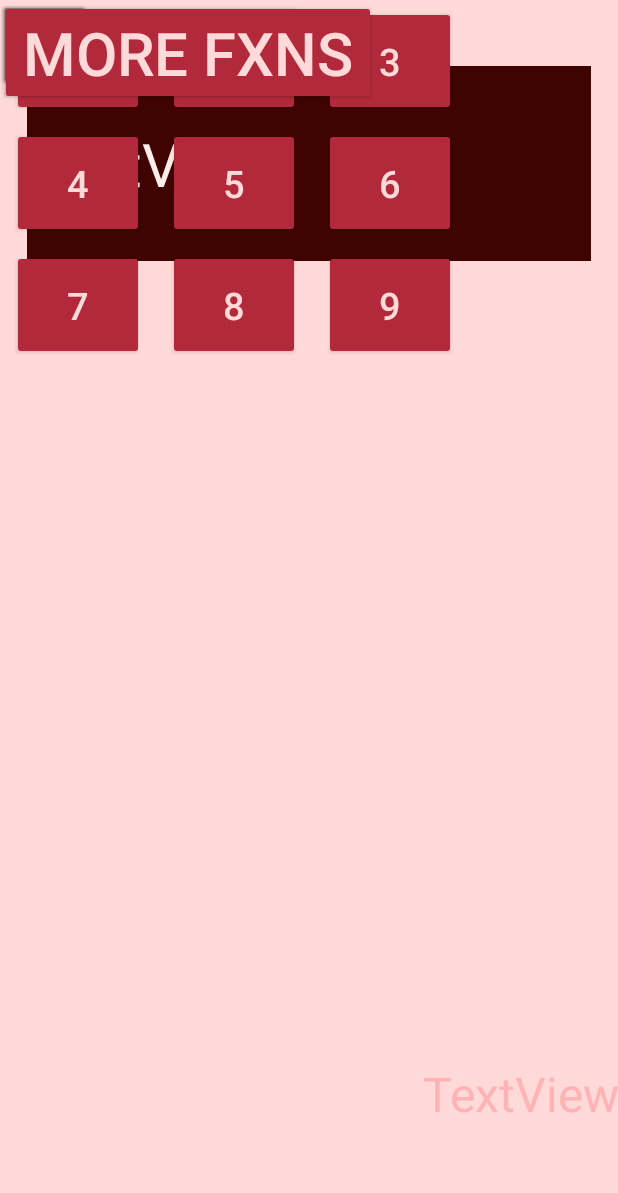
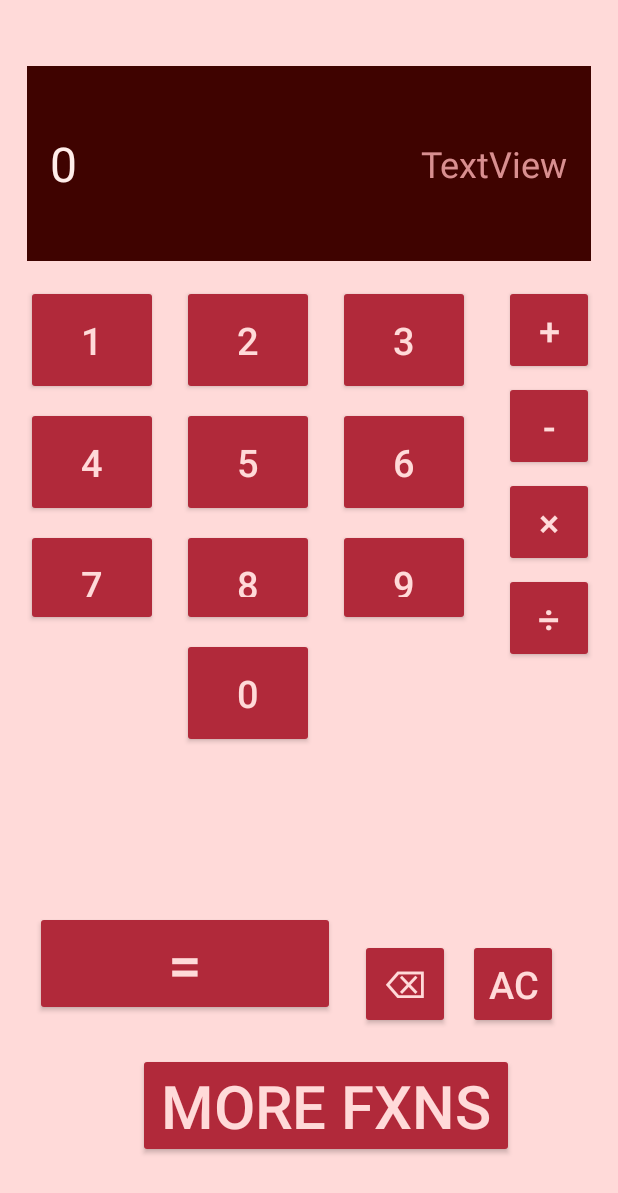
Before and after one commit to Tal1762/CalculatorAppTalluri, an Android app: the screen it shows after launch (MainActivity), on a phone screen of 412 x 824 dp. Shown: the top 1193 px of the screen. Run offline under Robolectric (Android 15) with nearby library versions, the phone set to English and light mode, and no system bars.

Commit message:
layout done, starting button functionality

```diff
--- a/app/src/main/java/com/example/calculatorapptalluri/MainActivity.java
+++ b/app/src/main/java/com/example/calculatorapptalluri/MainActivity.java
@@ -3,6 +3,10 @@ package com.example.calculatorapptalluri;
 import androidx.appcompat.app.AppCompatActivity;
 
 import android.os.Bundle;
+import android.view.View;
+import android.widget.TextView;
+
+import org.w3c.dom.Text;
 
 public class MainActivity extends AppCompatActivity {
 
@@ -11,4 +15,84 @@ public class MainActivity extends AppCompatActivity {
         super.onCreate(savedInstanceState);
         setContentView(R.layout.activity_main);
     }
+
+    public void number1Input(View v){
+        TextView inputTV = findViewById(R.id.inputView);
+        if (inputTV.getText().equals("0")){
+            inputTV.setText("1");
+        }
+        inputTV.setText(inputTV.getText() + "1");
+    }
+
+    public void number2Input(View v){
+        TextView inputTV = findViewById(R.id.inputView);
+        if (inputTV.getText().equals("0")){
+            inputTV.setText("2");
+        }
+        inputTV.setText(inputTV.getText() + "2");
+    }
+
+    public void number3Input(View v){
+        TextView inputTV = findViewById(R.id.inputView);
+        if (inputTV.getText().equals("0")){
+            inputTV.setText("3");
+        }
+        inputTV.setText(inputTV.getText() + "3");
+    }
+
+    public void number4Input(View v){
+        TextView inputTV = findViewById(R.id.inputView);
+        if (inputTV.getText().equals("0")){
+            inputTV.setText("4");
+        }
+        inputTV.setText(inputTV.getText() + "4");
+    }
+
+    public void number5Input(View v){
+        TextView inputTV = findViewById(R.id.inputView);
+        if (inputTV.getText().equals("0")){
+            inputTV.setText("5");
+        }
+        inputTV.setText(inputTV.getText() + "5");
+    }
+
+    public void number6Input(View v){
+        TextView inputTV = findViewById(R.id.inputView);
+        if (inputTV.getText().equals("0")){
+            inputTV.setText("6");
+        }
+        inputTV.setText(inputTV.getText() + "6");
+    }
+
+    public void number7Input(View v){
+        TextView inputTV = findViewById(R.id.inputView);
+        if (inputTV.getText().equals("0")){
+            inputTV.setText("7");
+        }
+        inputTV.setText(inputTV.getText() + "7");
+    }
+
+    public void number8Input(View v){
+        TextView inputTV = findViewById(R.id.inputView);
+        if (inputTV.getText().equals("0")){
+            inputTV.setText("8");
+        }
+        inputTV.setText(inputTV.getText() + "8");
+    }
+
+    public void number9Input(View v){
+        TextView inputTV = findViewById(R.id.inputView);
+        if (inputTV.getText().equals("0")){
+            inputTV.setText("9");
+        }
+        inputTV.setText(inputTV.getText() + "9");
+    }
+
+    public void number0Input(View v){
+        TextView inputTV = findViewById(R.id.inputView);
+        if (inputTV.getText().equals("0")){
+            inputTV.setText("0");
+        }
+        inputTV.setText(inputTV.getText() + "0");
+    }
 }
--- a/app/src/main/res/layout/activity_main.xml
+++ b/app/src/main/res/layout/activity_main.xml
@@ -8,27 +8,14 @@
     tools:context=".MainActivity">
 
     <TextView
-        android:id="@+id/textView2"
-        android:layout_width="376dp"
-        android:layout_height="130dp"
-        android:layout_marginTop="664dp"
-        android:gravity="center_vertical|end"
-        android:text="TextView"
-        android:textColor="@color/md_theme_light_inversePrimary"
-        android:textSize="@dimen/hintTextSize"
-        app:layout_constraintEnd_toEndOf="parent"
-        app:layout_constraintHorizontal_bias="1.0"
-        app:layout_constraintStart_toStartOf="parent"
-        app:layout_constraintTop_toTopOf="parent" />
-
-    <TextView
-        android:id="@+id/textView"
+        android:id="@+id/inputView"
         android:layout_width="376dp"
         android:layout_height="130dp"
         android:layout_marginTop="44dp"
         android:background="@color/md_theme_light_onBackground"
         android:gravity="center_vertical"
-        android:text="TextView"
+        android:paddingStart="@dimen/padding"
+        android:text="0"
         android:textColor="@color/md_theme_light_inverseOnSurface"
         android:textSize="@dimen/viewTextSize"
         app:layout_constraintEnd_toEndOf="parent"
@@ -36,96 +23,130 @@
         app:layout_constraintStart_toStartOf="parent"
         app:layout_constraintTop_toTopOf="parent" />
 
+    <TextView
+        android:id="@+id/outputView"
+        android:paddingEnd="@dimen/padding"
+        android:layout_width="376dp"
+        android:layout_height="130dp"
+        android:layout_marginTop="44dp"
+        android:gravity="center_vertical|end"
+        android:text="TextView"
+        android:textColor="#CCFFB3B4"
+        android:textSize="@dimen/hintTextSize"
+        app:layout_constraintEnd_toEndOf="parent"
+        app:layout_constraintHorizontal_bias="0.485"
+        app:layout_constraintStart_toStartOf="parent"
+        app:layout_constraintTop_toTopOf="parent" />
+
     <TableLayout
-        android:layout_width="wrap_content"
-        android:layout_height="wrap_content"
-        app:layout_editor_absoluteY="200dp">
+        android:id="@+id/tableLayout"
+        android:layout_width="318dp"
+        android:layout_height="235dp"
+        android:layout_marginTop="12dp"
+        app:layout_constraintEnd_toStartOf="@+id/minusBtn"
+        app:layout_constraintStart_toStartOf="parent"
+        app:layout_constraintTop_toBottomOf="@+id/inputView">
 
-        <TableRow>
+        <TableRow
+            android:layout_width="match_parent"
+            android:layout_height="match_parent">
 
             <Button
-                android:id="@+id/button"
+                android:id="@+id/number1Btn"
                 style="@style/RectButton"
                 android:layout_width="wrap_content"
                 android:layout_height="wrap_content"
+                android:onClick="number1Input"
                 android:text="1"
                 tools:layout_editor_absoluteX="16dp"
                 tools:layout_editor_absoluteY="190dp" />
 
             <Button
-                android:id="@+id/button2"
+                android:id="@+id/number2Btn"
                 style="@style/RectButton"
                 android:layout_width="wrap_content"
                 android:layout_height="wrap_content"
+                android:onClick="number2Input"
                 android:text="2"
                 tools:layout_editor_absoluteX="131dp"
                 tools:layout_editor_absoluteY="190dp" />
 
             <Button
-                android:id="@+id/button3"
+                android:id="@+id/number3Btn"
                 style="@style/RectButton"
                 android:layout_width="wrap_content"
                 android:layout_height="wrap_content"
+                android:onClick="number3Input"
                 android:text="3"
                 tools:layout_editor_absoluteX="16dp"
                 tools:layout_editor_absoluteY="262dp" />
         </TableRow>
 
-        <TableRow>
+        <TableRow
+            android:layout_width="match_parent"
+            android:layout_height="match_parent">
 
             <Button
-                android:id="@+id/button4"
+                android:id="@+id/number4Btn"
                 style="@style/RectButton"
                 android:layout_width="wrap_content"
                 android:layout_height="wrap_content"
+                android:onClick="number4Input"
                 android:text="4"
                 tools:layout_editor_absoluteX="134dp"
                 tools:layout_editor_absoluteY="259dp" />
 
             <Button
-                android:id="@+id/button5"
+                android:id="@+id/number5Btn"
                 style="@style/RectButton"
                 android:layout_width="wrap_content"
                 android:layout_height="wrap_content"
+                android:onClick="number5Input"
                 android:text="5"
                 tools:layout_editor_absoluteX="231dp"
                 tools:layout_editor_absoluteY="189dp" />
 
             <Button
-                android:id="@+id/button6"
+                android:id="@+id/number6Btn"
                 style="@style/RectButton"
                 android:layout_width="wrap_content"
                 android:layout_height="wrap_content"
+                android:onClick="number6Input"
                 android:text="6"
                 tools:layout_editor_absoluteX="238dp"
                 tools:layout_editor_absoluteY="260dp" />
         </TableRow>
 
-        <TableRow>
+        <TableRow
+            android:layout_width="match_parent"
+            android:layout_height="match_parent">
 
             <Button
-                android:id="@+id/button7"
+                android:id="@+id/number7Btn"
                 style="@style/RectButton"
                 android:layout_width="wrap_content"
                 android:layout_height="wrap_content"
+                android:onClick="number7Input"
                 android:text="7"
                 tools:layout_editor_absoluteX="15dp"
                 tools:layout_editor_absoluteY="337dp" />
 
             <Button
-                android:id="@+id/button8"
+                android:id="@+id/number8Btn"
                 style="@style/RectButton"
                 android:layout_width="wrap_content"
                 android:layout_height="wrap_content"
+                android:onClick="number8Input"
                 android:text="8"
                 tools:layout_editor_absoluteX="118dp"
                 tools:layout_editor_absoluteY="335dp" />
 
             <Button
-                android:id="@+id/button9"
+                android:id="@+id/number9Btn"
                 style="@style/RectButton"
                 android:layout_width="wrap_content"
                 android:layout_height="wrap_content"
+                android:onClick="number9Input"
                 android:text="9"
                 tools:layout_editor_absoluteX="228dp"
                 tools:layout_editor_absoluteY="330dp" />
@@ -133,62 +154,92 @@
     </TableLayout>
 
     <Button
-        android:id="@+id/button13"
+        android:id="@+id/divideBtn"
         style="@style/OperatorButton"
+        android:layout_marginEnd="16dp"
         android:text="÷"
-        tools:layout_editor_absoluteX="334dp"
-        tools:layout_editor_absoluteY="378dp" />
+        app:layout_constraintEnd_toEndOf="parent"
+        app:layout_constraintTop_toBottomOf="@+id/multiplyBtn" />
 
     <Button
-        android:id="@+id/button11"
+        android:id="@+id/minusBtn"
         style="@style/OperatorButton"
+        android:layout_marginTop="4dp"
+        android:layout_marginEnd="16dp"
         android:text="-"
-        tools:layout_editor_absoluteX="334dp"
-        tools:layout_editor_absoluteY="258dp" />
+        app:layout_constraintEnd_toEndOf="parent"
+        app:layout_constraintTop_toBottomOf="@+id/plusBtn" />
 
     <Button
-        android:id="@+id/button12"
+        android:id="@+id/multiplyBtn"
         style="@style/OperatorButton"
+        android:layout_marginTop="4dp"
+        android:layout_marginEnd="16dp"
         android:text="×"
-        tools:layout_editor_absoluteX="334dp"
-        tools:layout_editor_absoluteY="318dp" />
+        app:layout_constraintEnd_toEndOf="parent"
+        app:layout_constraintTop_toBottomOf="@+id/minusBtn" />
 
     <Button
-        android:id="@+id/button10"
+        android:id="@+id/plusBtn"
         style="@style/OperatorButton"
+        android:layout_marginTop="16dp"
+        android:layout_marginEnd="16dp"
         android:text="+"
-        tools:layout_editor_absoluteX="334dp"
-        tools:layout_editor_absoluteY="198dp" />
+        app:layout_constraintEnd_toEndOf="parent"
+        app:layout_constraintTop_toBottomOf="@+id/inputView" />
 
     <Button
-        android:id="@+id/button14"
+        android:id="@+id/clearBtn"
+        style="@style/OperatorButton"
+        android:layout_marginEnd="40dp"
+        android:layout_marginBottom="16dp"
+        android:text="AC"
+        app:layout_constraintBottom_toTopOf="@+id/moreBtn"
+        app:layout_constraintEnd_toEndOf="parent" />
+
+    <Button
+        android:id="@+id/backspaceBtn"
+        style="@style/OperatorButton"
+        android:layout_marginEnd="12dp"
+        android:layout_marginBottom="16dp"
+        android:text="⌫"
+        app:layout_constraintBottom_toTopOf="@+id/moreBtn"
+        app:layout_constraintEnd_toStartOf="@+id/clearBtn" />
+
+    <Button
+        android:id="@+id/enterBtn"
         style="@style/LongButton"
         android:text="="
-        tools:layout_editor_absoluteX="16dp"
-        tools:layout_editor_absoluteY="495dp" />
+        app:layout_constraintBottom_toTopOf="@+id/moreBtn"
+        app:layout_constraintEnd_toStartOf="@+id/backspaceBtn"
+        app:layout_constraintHorizontal_bias="0.627"
+        app:layout_constraintStart_toStartOf="parent"
+        app:layout_constraintTop_toBottomOf="@+id/number0Btn"
+        app:layout_constraintVertical_bias="0.836" />
 
     <Button
-        android:id="@+id/button16"
-        style="@style/OperatorButton"
-        android:text="AC"
-        tools:layout_editor_absoluteX="319dp"
-        tools:layout_editor_absoluteY="499dp" />
-
-    <Button
-        android:id="@+id/button15"
-        style="@style/OperatorButton"
-        android:text="⌫"
-        tools:layout_editor_absoluteX="259dp"
-        tools:layout_editor_absoluteY="499dp" />
-
-    <Button
-        android:id="@+id/button17"
+        android:id="@+id/moreBtn"
         style="@style/LongButton"
         android:layout_width="wrap_content"
+        android:layout_marginBottom="52dp"
         android:paddingStart="@dimen/padding"
         android:paddingEnd="@dimen/padding"
         android:text="More Fxns"
-        tools:layout_editor_absoluteX="80dp"
-        tools:layout_editor_absoluteY="605dp" />
+        app:layout_constraintBottom_toBottomOf="parent"
+        app:layout_constraintEnd_toEndOf="parent"
+        app:layout_constraintHorizontal_bias="0.577"
+        app:layout_constraintStart_toStartOf="parent" />
+
+    <Button
+        android:id="@+id/number0Btn"
+        style="@style/RectButton"
+        android:layout_width="wrap_content"
+        android:layout_height="wrap_content"
+        android:onClick="number0Input"
+        android:text="0"
+        app:layout_constraintEnd_toEndOf="parent"
+        app:layout_constraintHorizontal_bias="0.368"
+        app:layout_constraintStart_toStartOf="parent"
+        app:layout_constraintTop_toBottomOf="@+id/tableLayout" />
 
 </androidx.constraintlayout.widget.ConstraintLayout>
--- a/app/src/main/res/values/dimens.xml
+++ b/app/src/main/res/values/dimens.xml
@@ -1,7 +1,7 @@
 <?xml version="1.0" encoding="utf-8"?>
 <resources>
-    <dimen name="viewTextSize">40sp</dimen>
-    <dimen name="hintTextSize">32sp</dimen>
+    <dimen name="viewTextSize">32sp</dimen>
+    <dimen name="hintTextSize">24sp</dimen>
     <dimen name="buttonTextSize">25sp</dimen>
     <dimen name="marginSides">8dp</dimen>
     <dimen name="marginTopBottom">4dp</dimen>
--- a/app/src/main/res/values/themes.xml
+++ b/app/src/main/res/values/themes.xml
@@ -45,14 +45,12 @@
     <style name="LongButton" parent="RectButton">
         <item name="android:padding">0dp</item>
         <item name="android:layout_width">200dp</item>
-        <item name="android:textSize">@dimen/viewTextSize</item>
+        <item name="android:textSize">40sp</item>
         <item name="android:layout_height">70dp</item>
     </style>
 
     <style name="OperatorButton" parent="RectButton">
         <item name="android:padding">0dp</item>
-        <item name="android:layout_marginTop">0dp</item>
-        <item name="android:layout_marginBottom">0dp</item>
         <item name="android:layout_marginRight">0dp</item>
         <item name="android:layout_marginLeft">0dp</item>
         <item name="android:layout_width">60dp</item>
```
